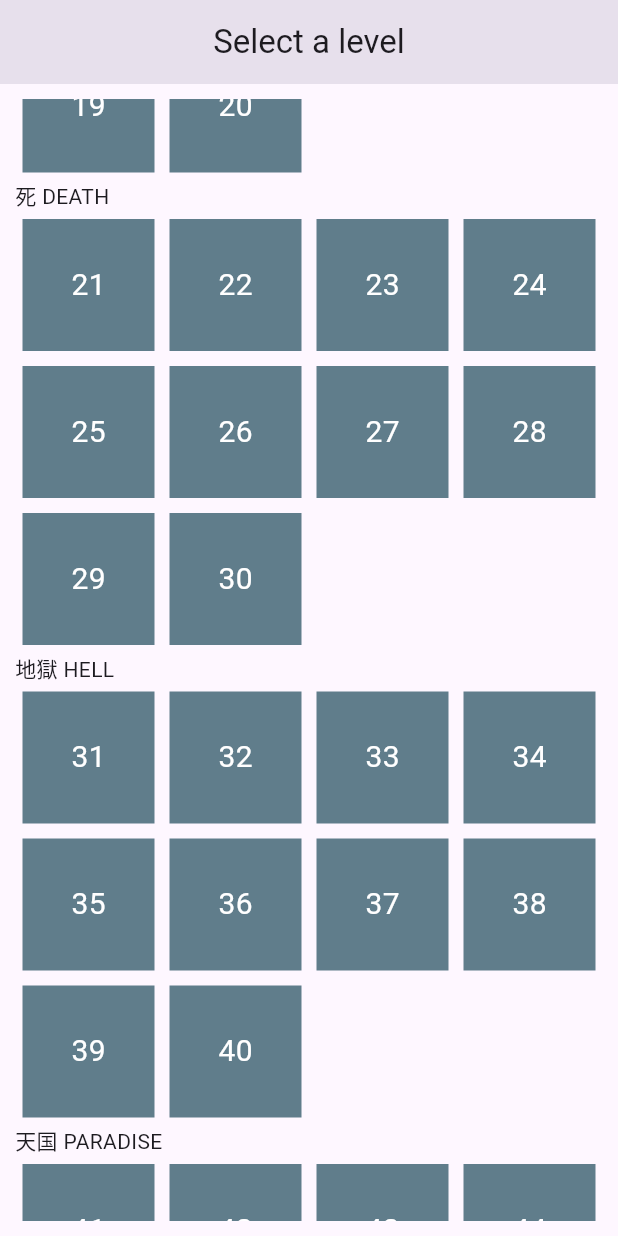
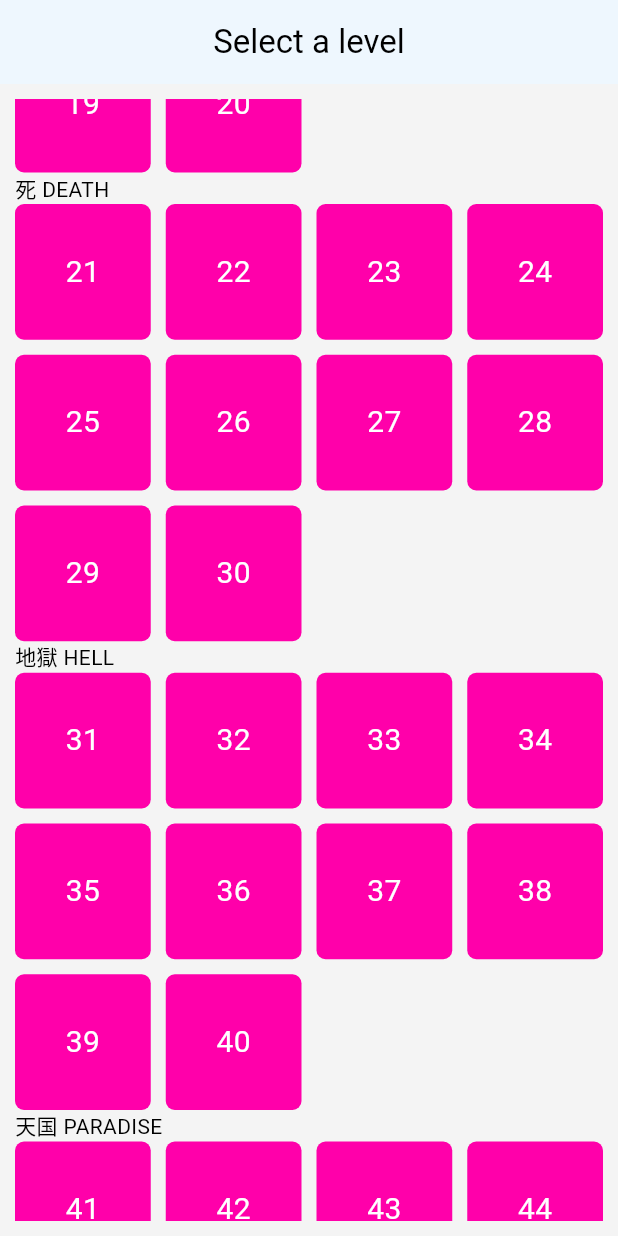
Before and after one commit to FrederikNorlyk/flutter-wanikani, a Flutter app: the screen it shows after launch, scrolled down 576 dp, on a phone screen of 412 x 824 dp. Run offline on Flutter 3.47's test engine with Material 3 defaults, Android fonts, the phone set to English and light mode, and no system bars.

Commit message:
Added a theme with the WaniKani color scheme

```diff
--- a/lib/main.dart
+++ b/lib/main.dart
@@ -1,4 +1,5 @@
 import 'package:flutter/material.dart';
+import 'package:flutter/services.dart';
 import 'package:flutter_wanikani/widgets/level_selector_widget.dart';
 
 void main() {
@@ -10,13 +11,26 @@ class MyApp extends StatelessWidget {
 
   @override
   Widget build(BuildContext context) {
+
     return MaterialApp(
       title: 'WaniKani Kanji Review',
       theme: ThemeData(
-        colorScheme: ColorScheme.fromSeed(seedColor: Colors.deepPurple),
+        colorScheme: ColorScheme.fromSwatch().copyWith(
+          primary: const Color(0xFF3CaBFF),
+          secondary: const Color(0xFFFF00AA),
+          background: const Color(0XFFe8e8e8),
+          surface: const Color(0XFFf4f4f4)
+        ),
         useMaterial3: true,
       ),
-      home: const LevelSelectorWidget(),
+      home: SafeArea(
+        child: AnnotatedRegion(
+          value: SystemUiOverlayStyle(
+            statusBarColor: Theme.of(context).colorScheme.surface
+          ),
+          child: const LevelSelectorWidget()
+        )
+      ),
     );
   }
 }
--- /dev/null
+++ b/lib/widgets/level_selector_button.dart
@@ -0,0 +1,37 @@
+import 'package:flutter/material.dart';
+import 'package:flutter_wanikani/widgets/review_widget.dart';
+
+class LevelSelectorButton extends StatelessWidget {
+
+  final int _level;
+
+  const LevelSelectorButton({
+    super.key,
+    required int level
+  }) : _level = level;
+
+  @override
+  Widget build(BuildContext context) {
+    return GestureDetector(
+        onTap: () => Navigator.push(
+          context,
+          MaterialPageRoute(builder: (context) => ReviewWidget(level: _level)),
+        ),
+        child: Container(
+          decoration: BoxDecoration(
+            color: Theme.of(context).colorScheme.secondary,
+            // border: Border.all(
+            //   width: 8,
+            // ),
+            borderRadius: BorderRadius.circular(6),
+          ),
+          child: Center(
+            child: Text(
+              _level.toString().padLeft(2, "0"),
+              style: const TextStyle(color: Colors.white, fontSize: 20),
+            ),
+          ),
+        ),
+      );
+  }
+}
--- a/lib/widgets/level_selector_widget.dart
+++ b/lib/widgets/level_selector_widget.dart
@@ -1,5 +1,5 @@
 import 'package:flutter/material.dart';
-import 'package:flutter_wanikani/widgets/review_widget.dart';
+import 'package:flutter_wanikani/widgets/level_selector_button.dart';
 
 class LevelSelectorWidget extends StatelessWidget {
 
@@ -44,43 +44,23 @@ class LevelSelectorWidget extends StatelessWidget {
         )
       ));
 
+      final int startLevel = level;
       // Buttons
-      widgets.add(_buildLevelButtons(context, level));
+      widgets.add(SliverGrid(
+        delegate: SliverChildBuilderDelegate(
+          (context, index) => LevelSelectorButton(level: startLevel + index),
+          childCount: 10
+        ),
+        gridDelegate: const SliverGridDelegateWithMaxCrossAxisExtent(
+          maxCrossAxisExtent: 100,
+          mainAxisSpacing: 10,
+          crossAxisSpacing: 10
+        )
+      ));
 
       level += 10;
     }
 
     return widgets;
   }
-
-  Widget _buildLevelButtons(BuildContext context, int startLevel) {
-
-    return SliverGrid(
-        delegate: SliverChildBuilderDelegate(
-          (context, index) => Padding(
-            padding: const EdgeInsets.all(5),
-            child: GestureDetector(
-              onTap: () => Navigator.push(
-                context,
-                MaterialPageRoute(builder: (context) => ReviewWidget(level: startLevel + index)),
-              ),
-              child: Container(
-                height: 50,
-                color: Colors.blueGrey,
-                child: Center(
-                  child: Text(
-                    (startLevel + index).toString(),
-                    style: const TextStyle(color: Colors.white, fontSize: 20),
-                  ),
-                ),
-              ),
-            )
-          ),
-          childCount: 10
-        ),
-        gridDelegate: const SliverGridDelegateWithMaxCrossAxisExtent(
-          maxCrossAxisExtent: 100
-        )
-      );
-  }
 }
```
